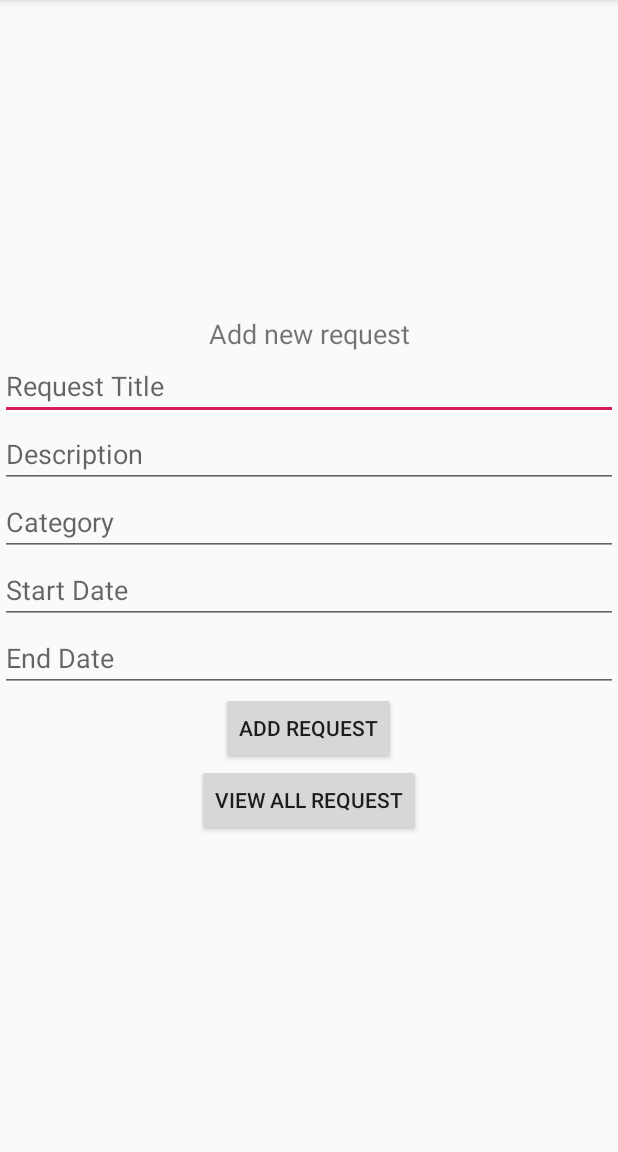
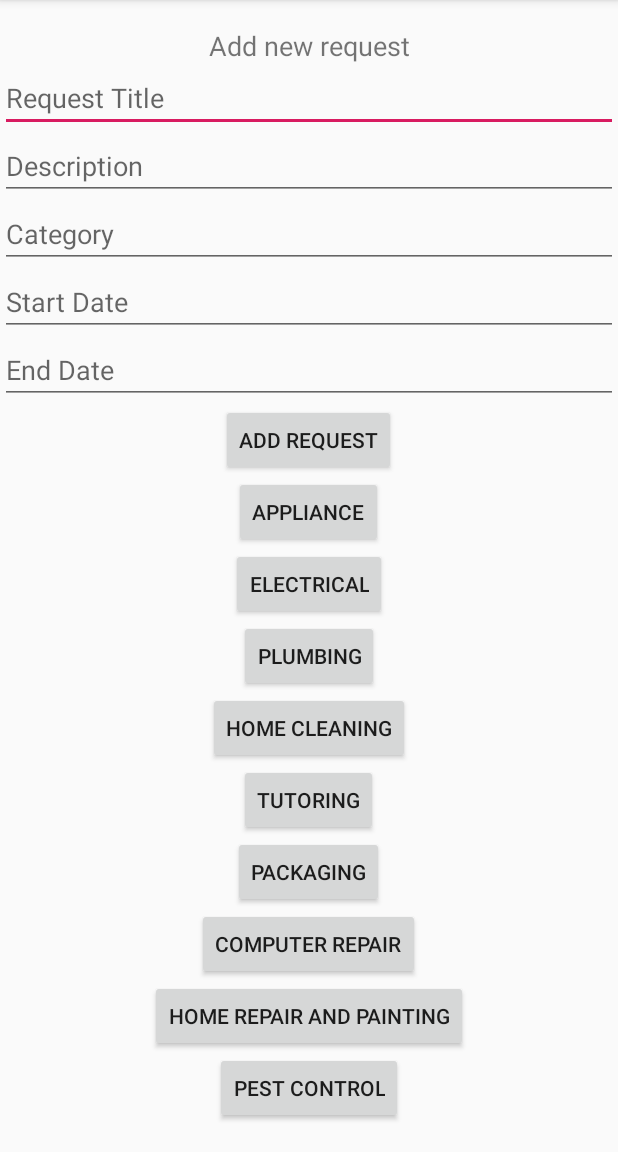
Before and after one commit to tungpham142/uNeedvHelp, an Android app: the TemporaryAddRequestActivity screen opened directly, with no data from a screen before it, on a phone screen of 412 x 824 dp, the part 84-1236 px from its top. Run offline under Robolectric (Android 15) with nearby library versions, the phone set to English and light mode, and no system bars.

Commit message:
Complete view Request list with different categories

```diff
--- a/app/src/main/java/com/example/uneedvhelp/TemporaryAddRequestActivity.java
+++ b/app/src/main/java/com/example/uneedvhelp/TemporaryAddRequestActivity.java
@@ -14,7 +14,7 @@ import androidx.appcompat.app.AppCompatActivity;
 
 public class TemporaryAddRequestActivity  extends AppCompatActivity {
     EditText mTitle, mDescription, mStartDate, mEndDate, mCategory;
-    Button mViewRequestBtn, mAddRequestBtn;
+    Button mApplianceBtn, mElectricalBtn, mPlumbingBtn, mHomeCleaningBtn, mTutoringBtn, mPackagingBtn, mComputerRepairBtn, mHomeRepairBtn, mPestControlBtn, mAddRequestBtn;
     private DatabaseHandler db;
 
     @Override
@@ -29,14 +29,87 @@ public class TemporaryAddRequestActivity  extends AppCompatActivity {
         mCategory = findViewById(R.id.category);
         db = new DatabaseHandler(this);
 
-        mViewRequestBtn = findViewById(R.id.view_request_btn);
+        mApplianceBtn = findViewById(R.id.view_appliance_btn);
+        mElectricalBtn = findViewById(R.id.view_electrical_btn);
+        mPlumbingBtn = findViewById(R.id.view_plumbing_btn);
+        mHomeCleaningBtn = findViewById(R.id.view_home_cleaning_btn);
+        mPackagingBtn = findViewById(R.id.view_packaging_btn);
+        mTutoringBtn = findViewById(R.id.view_tutoring_btn);
+        mComputerRepairBtn = findViewById(R.id.view_computer_repair_btn);
+        mHomeRepairBtn = findViewById(R.id.view_home_repair_btn);
+        mPestControlBtn = findViewById(R.id.view_pest_control_btn);
         mAddRequestBtn = findViewById(R.id.add_request_btn);
 
-        mViewRequestBtn.setOnClickListener(new View.OnClickListener() {
+        mApplianceBtn.setOnClickListener(new View.OnClickListener() {
             @Override
             public void onClick(View v) {
-                startActivity(new Intent(getApplicationContext(), VendorRequestListActivity.class));
-                finish();
+                Intent intent = new Intent(getApplicationContext(), VendorRequestListActivity.class);
+                intent.putExtra("category", mApplianceBtn.getText().toString().trim());
+                startActivity(intent);
+            }
+        });
+        mElectricalBtn.setOnClickListener(new View.OnClickListener() {
+            @Override
+            public void onClick(View v) {
+                Intent intent = new Intent(getApplicationContext(), VendorRequestListActivity.class);
+                intent.putExtra("category", mElectricalBtn.getText().toString().trim());
+                startActivity(intent);
+            }
+        });
+        mPlumbingBtn.setOnClickListener(new View.OnClickListener() {
+            @Override
+            public void onClick(View v) {
+                Intent intent = new Intent(getApplicationContext(), VendorRequestListActivity.class);
+                intent.putExtra("category", mPlumbingBtn.getText().toString().trim());
+                startActivity(intent);
+            }
+        });
+        mHomeCleaningBtn.setOnClickListener(new View.OnClickListener() {
+            @Override
+            public void onClick(View v) {
+                Intent intent = new Intent(getApplicationContext(), VendorRequestListActivity.class);
+                intent.putExtra("category", mHomeCleaningBtn.getText().toString().trim());
+                startActivity(intent);
+            }
+        });
+        mPackagingBtn.setOnClickListener(new View.OnClickListener() {
+            @Override
+            public void onClick(View v) {
+                Intent intent = new Intent(getApplicationContext(), VendorRequestListActivity.class);
+                intent.putExtra("category", mPackagingBtn.getText().toString().trim());
+                startActivity(intent);
+            }
+        });
+        mTutoringBtn.setOnClickListener(new View.OnClickListener() {
+            @Override
+            public void onClick(View v) {
+                Intent intent = new Intent(getApplicationContext(), VendorRequestListActivity.class);
+                intent.putExtra("category", mTutoringBtn.getText().toString().trim());
+                startActivity(intent);
+            }
+        });
+        mComputerRepairBtn.setOnClickListener(new View.OnClickListener() {
+            @Override
+            public void onClick(View v) {
+                Intent intent = new Intent(getApplicationContext(), VendorRequestListActivity.class);
+                intent.putExtra("category", mComputerRepairBtn.getText().toString().trim());
+                startActivity(intent);
+            }
+        });
+        mHomeRepairBtn.setOnClickListener(new View.OnClickListener() {
+            @Override
+            public void onClick(View v) {
+                Intent intent = new Intent(getApplicationContext(), VendorRequestListActivity.class);
+                intent.putExtra("category", mHomeRepairBtn.getText().toString().trim());
+                startActivity(intent);
+            }
+        });
+        mPestControlBtn.setOnClickListener(new View.OnClickListener() {
+            @Override
+            public void onClick(View v) {
+                Intent intent = new Intent(getApplicationContext(), VendorRequestListActivity.class);
+                intent.putExtra("category", mPestControlBtn.getText().toString().trim());
+                startActivity(intent);
             }
         });
 
--- a/app/src/main/java/com/example/uneedvhelp/VendorRequestListActivity.java
+++ b/app/src/main/java/com/example/uneedvhelp/VendorRequestListActivity.java
@@ -1,6 +1,7 @@
 package com.example.uneedvhelp;
 
 
+import android.content.Intent;
 import android.os.Bundle;
 import android.widget.ListView;
 
@@ -20,10 +21,12 @@ public class VendorRequestListActivity extends AppCompatActivity {
     protected void onCreate(Bundle savedInstanceState){
         super.onCreate(savedInstanceState);
         setContentView(R.layout.activity_vendor_request_list);
+        String category = getIntent().getStringExtra("category");
+
         lvCustomerRequest = findViewById(R.id.lv_vendor_request);
         db = new DatabaseHandler(this);
 
-        mRequestList  = db.getListCustomerRequest();
+        mRequestList  = db.getListCustomerRequestByCategory(category);
         adapter = new ListRequestAdapter(this, mRequestList);
         lvCustomerRequest.setAdapter(adapter);
     }
--- a/app/src/main/res/layout/activity_temporary_addrequest.xml
+++ b/app/src/main/res/layout/activity_temporary_addrequest.xml
@@ -55,6 +55,46 @@
     <Button
         android:layout_width="wrap_content"
         android:layout_height="wrap_content"
-        android:text="View All Request"
-        android:id="@+id/view_request_btn"></Button>
+        android:text="Appliance"
+        android:id="@+id/view_appliance_btn"></Button>
+    <Button
+        android:layout_width="wrap_content"
+        android:layout_height="wrap_content"
+        android:text="Electrical"
+        android:id="@+id/view_electrical_btn"></Button>
+    <Button
+        android:layout_width="wrap_content"
+        android:layout_height="wrap_content"
+        android:text="Plumbing"
+        android:id="@+id/view_plumbing_btn"></Button>
+    <Button
+        android:layout_width="wrap_content"
+        android:layout_height="wrap_content"
+        android:text="Home Cleaning"
+        android:id="@+id/view_home_cleaning_btn"></Button>
+    <Button
+        android:layout_width="wrap_content"
+        android:layout_height="wrap_content"
+        android:text="Tutoring"
+        android:id="@+id/view_tutoring_btn"></Button>
+    <Button
+        android:layout_width="wrap_content"
+        android:layout_height="wrap_content"
+        android:text="Packaging"
+        android:id="@+id/view_packaging_btn"></Button>
+    <Button
+        android:layout_width="wrap_content"
+        android:layout_height="wrap_content"
+        android:text="Computer Repair"
+        android:id="@+id/view_computer_repair_btn"></Button>
+    <Button
+        android:layout_width="wrap_content"
+        android:layout_height="wrap_content"
+        android:text="Home Repair and Painting"
+        android:id="@+id/view_home_repair_btn"></Button>
+    <Button
+        android:layout_width="wrap_content"
+        android:layout_height="wrap_content"
+        android:text="Pest Control"
+        android:id="@+id/view_pest_control_btn"></Button>
 </LinearLayout>
```
Also changed, not shown: app/src/main/java/com/example/uneedvhelp/CustomerRequest.java (+8 -0 lines), app/src/main/java/com/example/uneedvhelp/DatabaseHandler.java (+35 -2 lines).
